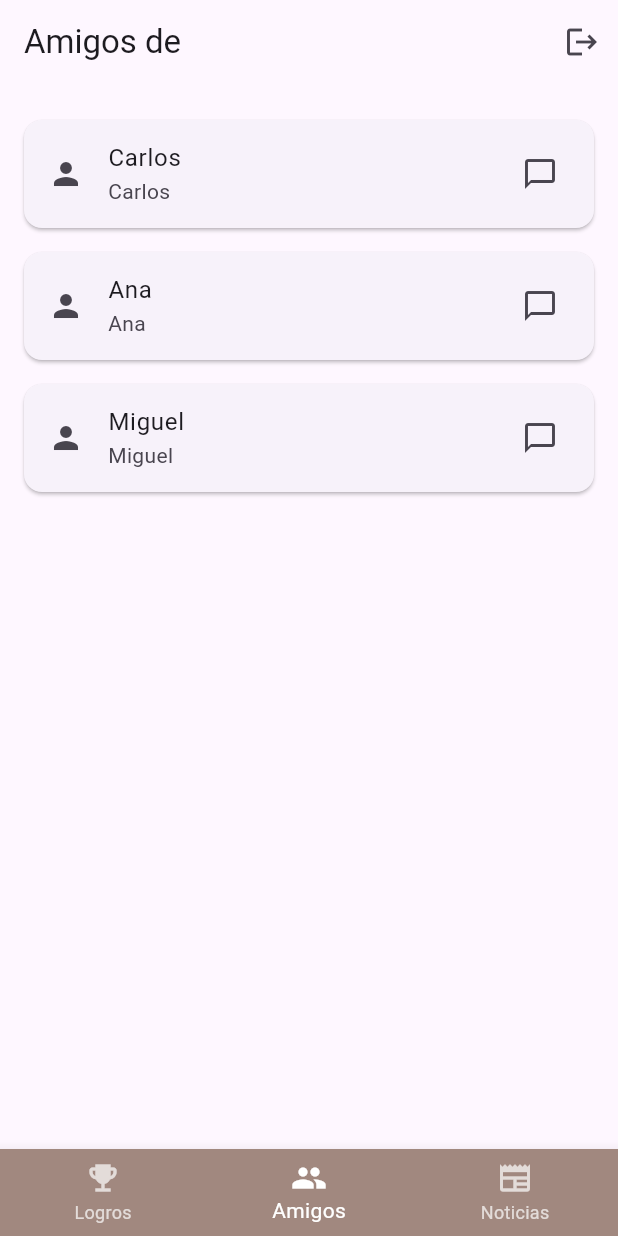
After one commit to BarucCarrillo/proyectomovil_bloodharvest, a Flutter app: the screen it shows once a user with an empty profile is signed in, item 2 of the bottom bar chosen, after a tap on the "logout" icon, on a phone screen of 412 x 824 dp. The commit adds this screen. Run offline on Flutter 3.47's test engine with Material 3 defaults, Android fonts, the phone set to English and light mode, and no system bars; our stand-ins replace cloud_firestore, firebase_auth, firebase_core; accounts and stored records are empty.

Commit message:
CREACIÓN DE LA PANTALLA PARA AMIGOS, LOGROS Y NOTICIAS

```diff
--- a/lib/features/auth/pages/login_page.dart
+++ b/lib/features/auth/pages/login_page.dart
@@ -40,13 +40,15 @@ class _LoginPageState extends State<LoginPage> {
       appBar: AppBar(
         backgroundColor: Colors.brown[300],
         centerTitle: true,
+        titleSpacing: 0,
+        toolbarHeight: 180,
         title: Text(
-          isLogin ? 'Iniciar Sesión' : 'Crear Cuenta',
+          'Bienvenido a la\n comunidad de\n Blood Harvest\n\n ${isLogin ? 'Iniciar Sesión' : 'Crear Cuenta'}',
           style: TextStyle(
-            fontSize: 32,
+            fontSize: 26,
             fontWeight: FontWeight.bold,
             color: Colors.white,
-            letterSpacing: 1.5,
+            letterSpacing: 2.5,
           ),
         ),
       ),
--- a/lib/features/home/home_page.dart
+++ b/lib/features/home/home_page.dart
@@ -1,47 +1,73 @@
 import 'package:flutter/material.dart';
 import '../../core/services/auth_service.dart';
 import 'package:firebase_auth/firebase_auth.dart';
+import 'pages/achievements_page.dart';
+import 'pages/friends_page.dart';
+import 'pages/news_page.dart';
 
 //VIATA DE PRUEBA PARA MOSTRAR DATOS BASICOS DEL USUARIO LOGEADO Y BOTON DE CERRAR SESION
 
-class HomePage extends StatelessWidget {
+class HomePage extends StatefulWidget {
   const HomePage({super.key});
+
+  @override
+  State<HomePage> createState() => _HomePageState();
+}
+
+class _HomePageState extends State<HomePage> {
+  int _selectedIndex = 0;
+
+  final List<Widget> _pages = const [
+    AchievementsPage(),
+    FriendsPage(),
+    NewsPage(),
+  ];
+
+  final List<String> _titles = const ['Logros', 'Amigos', 'Noticias'];
+
+  void _onItemTapped(int index) {
+    setState(() {
+      _selectedIndex = index;
+    });
+  }
 
   @override
   Widget build(BuildContext context) {
     final user = FirebaseAuth.instance.currentUser;
     final displayName = user?.displayName ?? 'Jugador';
-    final email = user?.email ?? '';
 
     return Scaffold(
       appBar: AppBar(
-        title: const Text('Inicio'),
+        title: Text('${_titles[_selectedIndex]} de $displayName'),
         actions: [
           IconButton(
-            icon: const Icon(Icons.logout),
             onPressed: () async {
-              await AuthService()
-                  .signOut(); //AUTH WRAPPER CAMBIA Y CIERRA SESIÓN
+              await AuthService().signOut();
             },
+            icon: Icon(Icons.logout),
           ),
         ],
       ),
-      body: Padding(
-        padding: const EdgeInsets.all(16),
-        child: Column(
-          crossAxisAlignment: CrossAxisAlignment.start,
-          children: [
-            Text(
-              'Bienvenido, $displayName',
-              style: Theme.of(context).textTheme.headlineSmall,
-            ),
-            const SizedBox(height: 8),
-            Text('Correo: $email'),
-            const SizedBox(height: 20),
-            //ELEMENTOS
-            ElevatedButton(onPressed: () {}, child: const Text('PROXIMAMENTE')),
-          ],
-        ),
+
+      body: _pages[_selectedIndex],
+
+      bottomNavigationBar: BottomNavigationBar(
+        currentIndex: _selectedIndex,
+        onTap: _onItemTapped,
+        backgroundColor: Colors.brown[300],
+        selectedItemColor: Colors.white,
+        unselectedItemColor: Colors.white70,
+        items: const [
+          BottomNavigationBarItem(
+            icon: Icon(Icons.emoji_events),
+            label: 'Logros',
+          ),
+          BottomNavigationBarItem(icon: Icon(Icons.people), label: 'Amigos'),
+          BottomNavigationBarItem(
+            icon: Icon(Icons.newspaper),
+            label: 'Noticias',
+          ),
+        ],
       ),
     );
   }
--- /dev/null
+++ b/lib/features/home/pages/achievements_page.dart
@@ -0,0 +1,32 @@
+import 'package:flutter/material.dart';
+
+class AchievementsPage extends StatelessWidget {
+  const AchievementsPage({super.key});
+
+  @override
+  Widget build(BuildContext context) {
+    final achievements = [
+      {
+        'title': 'Primer nivel completado',
+        'desc': 'Has superado el primer reto',
+      },
+      {'title': 'Coleccionista', 'desc': 'Has reunido 100 monedas'},
+    ];
+
+    return ListView.builder(
+      padding: const EdgeInsets.all(16),
+      itemCount: achievements.length,
+      itemBuilder: (context, index) {
+        final item = achievements[index];
+        return Card(
+          margin: const EdgeInsets.symmetric(vertical: 8),
+          child: ListTile(
+            leading: const Icon(Icons.star, color: Colors.amber),
+            title: Text(item['title']!),
+            subtitle: Text(item['desc']!),
+          ),
+        );
+      },
+    );
+  }
+}
--- /dev/null
+++ b/lib/features/home/pages/friends_page.dart
@@ -0,0 +1,26 @@
+import 'package:flutter/material.dart';
+
+class FriendsPage extends StatelessWidget {
+  const FriendsPage({super.key});
+
+  @override
+  Widget build(BuildContext context) {
+    final friends = ['Carlos', 'Ana', 'Miguel'];
+
+    return ListView.builder(
+      padding: const EdgeInsets.all(16),
+      itemCount: friends.length,
+      itemBuilder: (context, index) {
+        return Card(
+          margin: const EdgeInsets.symmetric(vertical: 8),
+          child: ListTile(
+            leading: const Icon(Icons.person),
+            title: Text(friends[index]),
+            subtitle: Text(friends[index]),
+            trailing: const Icon(Icons.chat_bubble_outline_outlined),
+          ),
+        );
+      },
+    );
+  }
+}
```
Also changed, not shown: lib/features/home/pages/news_page.dart (added, +37 -0 lines).
